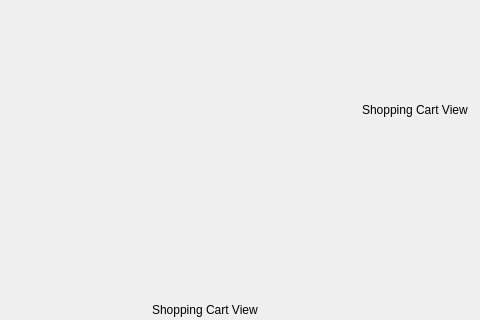
Old version of the form client/Shopping/shoppingcartview.ui in the repository RemyGratwohl/cuTPS_D4_teaQup; both pictures show x 108 to 588 and y 88 to 408 of the 588 by 408 pixel window.
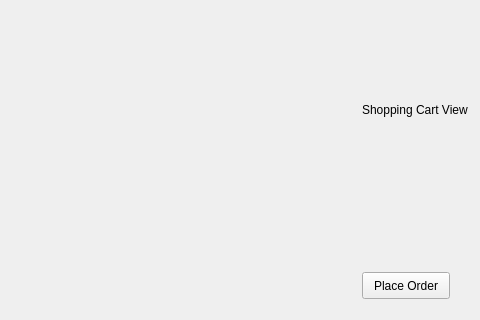
New version of the form.

```diff
--- a/client/Shopping/shoppingcartview.ui
+++ b/client/Shopping/shoppingcartview.ui
@@ -52,17 +52,17 @@
     <string>Shopping Cart View</string>
    </property>
   </widget>
-  <widget class="QLabel" name="label_4">
+  <widget class="QPushButton" name="orderButton">
    <property name="geometry">
     <rect>
-     <x>260</x>
-     <y>390</y>
-     <width>121</width>
-     <height>16</height>
+     <x>470</x>
+     <y>360</y>
+     <width>88</width>
+     <height>27</height>
     </rect>
    </property>
    <property name="text">
-    <string>Shopping Cart View</string>
+    <string>Place Order</string>
    </property>
   </widget>
  </widget>
```
